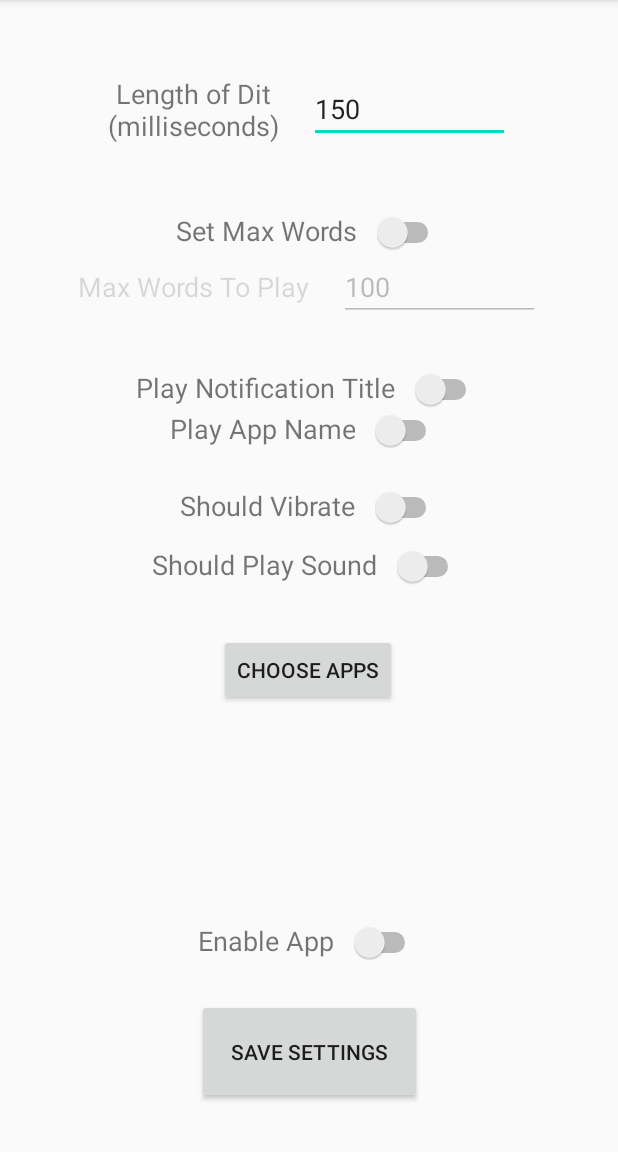
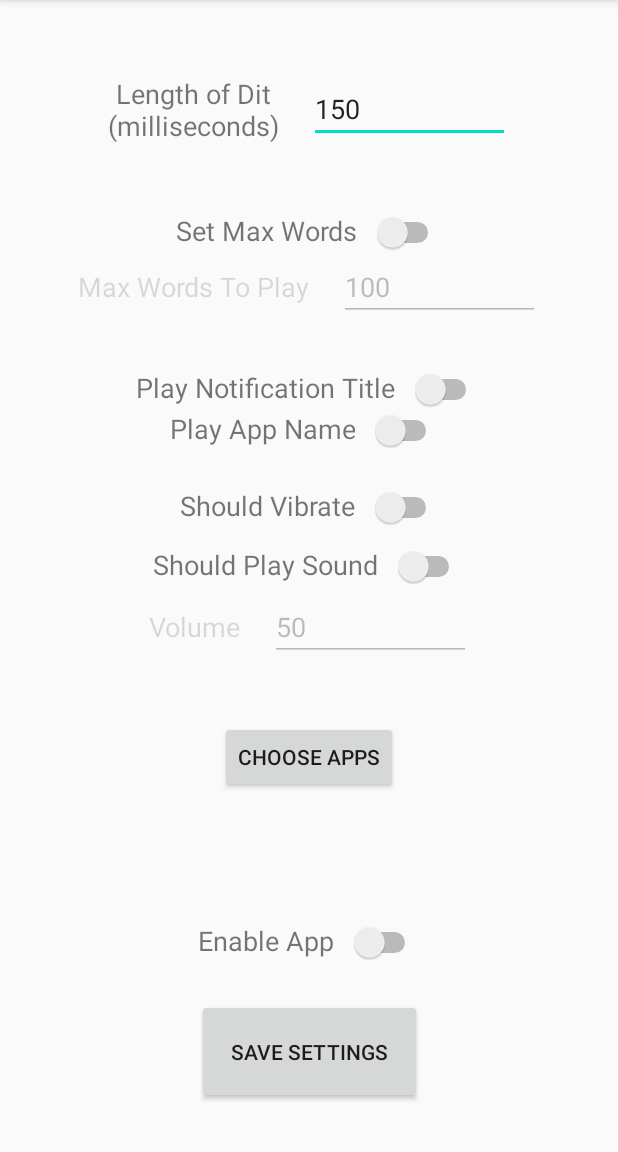
Before and after one commit to Zombant/MorseNotifications, an Android app: the screen it shows after launch (MainActivity), on a phone screen of 412 x 824 dp, the part 84-1236 px from its top. Run offline under Robolectric (Android 15) with nearby library versions, the phone set to English and light mode, and no system bars; 1 statement that could not run was skipped.

Commit message:
Improvements and volume feature

```diff
--- a/app/src/main/java/com/apicci/morsevibrate/MainActivity.kt
+++ b/app/src/main/java/com/apicci/morsevibrate/MainActivity.kt
@@ -60,6 +60,7 @@ class MainActivity : AppCompatActivity() {
         //Setup
         speedEditText.setText(getSharedPreferences("morseNotify", 0).getInt("speed", 150).toString())
         maxWordsEditText.setText(getSharedPreferences("morseNotify", 0).getInt("maxWords", 100).toString())
+        volumeEditText.setText(getSharedPreferences("morseNotify", 0).getInt("volume", 50).toString())
         if(getSharedPreferences("morseNotify", 0).getInt("maxWords", 100) == -1) maxWordsEditText.setText("")
         enabledSwitch.isChecked = getSharedPreferences("morseNotify", 0).getBoolean("enabled", false)
         shouldVibrateSwitch.isChecked = getSharedPreferences("morseNotify", 0).getBoolean("shouldVibrate", false)
@@ -69,13 +70,19 @@ class MainActivity : AppCompatActivity() {
         maxWordsSwitch.isChecked = getSharedPreferences("morseNotify", 0).getBoolean("maxWordsChecked", false)
         maxWordsEditText.isEnabled = maxWordsSwitch.isChecked
         maxWordsTextView.isEnabled = maxWordsSwitch.isChecked
+        volumeEditText.isEnabled = getSharedPreferences("morseNotify", 0).getBoolean("shouldSound", false)
+        volumeTextView.isEnabled = getSharedPreferences("morseNotify", 0).getBoolean("shouldSound", false)
 
-        //TODO: Option to play sound and flash light in addition to vibration
+        //TODO: Option to flash light in addition to vibration and sound
 
         //When the maxWords checkbox is toggled
         maxWordsSwitch.setOnCheckedChangeListener { buttonView, isChecked ->
             maxWordsEditText.isEnabled = isChecked
             maxWordsTextView.isEnabled = maxWordsSwitch.isChecked
+        }
+        shouldSoundSwitch.setOnCheckedChangeListener { buttonView, isChecked ->
+            volumeEditText.isEnabled = isChecked
+            volumeTextView.isEnabled = shouldSoundSwitch.isChecked
         }
 
         //When the save button is pressed
@@ -166,6 +173,9 @@ class MainActivity : AppCompatActivity() {
         } else if(maxWordsSwitch.isChecked && (maxWordsEditText.text.toString().toInt() > MAX_NUMOFWORDS || maxWordsEditText.text.toString().toInt() < MIN_NUMOFWORDS)) {
             Toast.makeText(applicationContext, "Invalid Value: Please enter a value $MIN_NUMOFWORDS-$MAX_NUMOFWORDS", Toast.LENGTH_LONG).show()
 
+        } else if(shouldSoundSwitch.isChecked && (volumeEditText.text.toString().toInt() > 100 || volumeEditText.text.toString().toInt() < 0)) {
+            Toast.makeText(applicationContext, "Invalid Volume: Please enter a value 0 - 100", Toast.LENGTH_LONG).show()
+
         } else {
             //Save in SharedPreferences
             editor.putBoolean("enabled", enabledSwitch.isChecked)
@@ -183,6 +193,10 @@ class MainActivity : AppCompatActivity() {
 
             editor.putBoolean("shouldVibrate", shouldVibrateSwitch.isChecked)
             editor.putBoolean("shouldSound", shouldSoundSwitch.isChecked)
+
+            if(shouldSoundSwitch.isChecked) {
+                editor.putInt("volume", volumeEditText.text.toString().toInt())
+            }
 
             editor.apply()
 
--- a/app/src/main/res/layout/activity_main.xml
+++ b/app/src/main/res/layout/activity_main.xml
@@ -224,7 +224,6 @@
         android:layout_marginTop="12dp"
         android:orientation="horizontal"
         app:layout_constraintEnd_toEndOf="parent"
-        app:layout_constraintHorizontal_bias="0.497"
         app:layout_constraintStart_toStartOf="parent"
         app:layout_constraintTop_toBottomOf="@+id/linearLayout7">
 
@@ -246,15 +245,45 @@
             android:checked="false" />
     </LinearLayout>
 
+    <LinearLayout
+        android:id="@+id/linearLayout9"
+        android:layout_width="wrap_content"
+        android:layout_height="wrap_content"
+        android:layout_marginTop="4dp"
+        android:orientation="horizontal"
+        app:layout_constraintEnd_toEndOf="parent"
+        app:layout_constraintStart_toStartOf="parent"
+        app:layout_constraintTop_toBottomOf="@+id/linearLayout8">
+
+        <TextView
+            android:id="@+id/volumeTextView"
+            android:layout_width="wrap_content"
+            android:layout_height="wrap_content"
+            android:layout_marginRight="10dp"
+            android:layout_weight="1"
+            android:text="Volume"
+            android:textAlignment="center"
+            android:textSize="18sp" />
+
+        <EditText
+            android:id="@+id/volumeEditText"
+            android:layout_width="134dp"
+            android:layout_height="45dp"
+            android:layout_marginLeft="10dp"
+            android:layout_weight="1"
+            android:ems="10"
+            android:inputType="number"
+            android:maxLength="8" />
+    </LinearLayout>
+
     <Button
         android:id="@+id/chooseAppsButton"
         android:layout_width="wrap_content"
         android:layout_height="wrap_content"
-        android:layout_marginTop="31dp"
+        android:layout_marginTop="40dp"
         android:text="Choose Apps"
-        app:layout_constraintHorizontal_bias="0.498"
         app:layout_constraintLeft_toLeftOf="parent"
         app:layout_constraintRight_toRightOf="parent"
-        app:layout_constraintTop_toBottomOf="@+id/linearLayout8" />
+        app:layout_constraintTop_toBottomOf="@+id/linearLayout9" />
 
 </androidx.constraintlayout.widget.ConstraintLayout>
--- a/build.gradle
+++ b/build.gradle
@@ -6,7 +6,7 @@ buildscript {
         jcenter()
     }
     dependencies {
-        classpath 'com.android.tools.build:gradle:4.1.0'
+        classpath 'com.android.tools.build:gradle:4.1.2'
         classpath "org.jetbrains.kotlin:kotlin-gradle-plugin:$kotlin_version"
 
         // NOTE: Do not place your application dependencies here; they belong
```
Also changed, not shown: app/src/main/java/com/apicci/morsevibrate/MainService.kt (+33 -25 lines).
